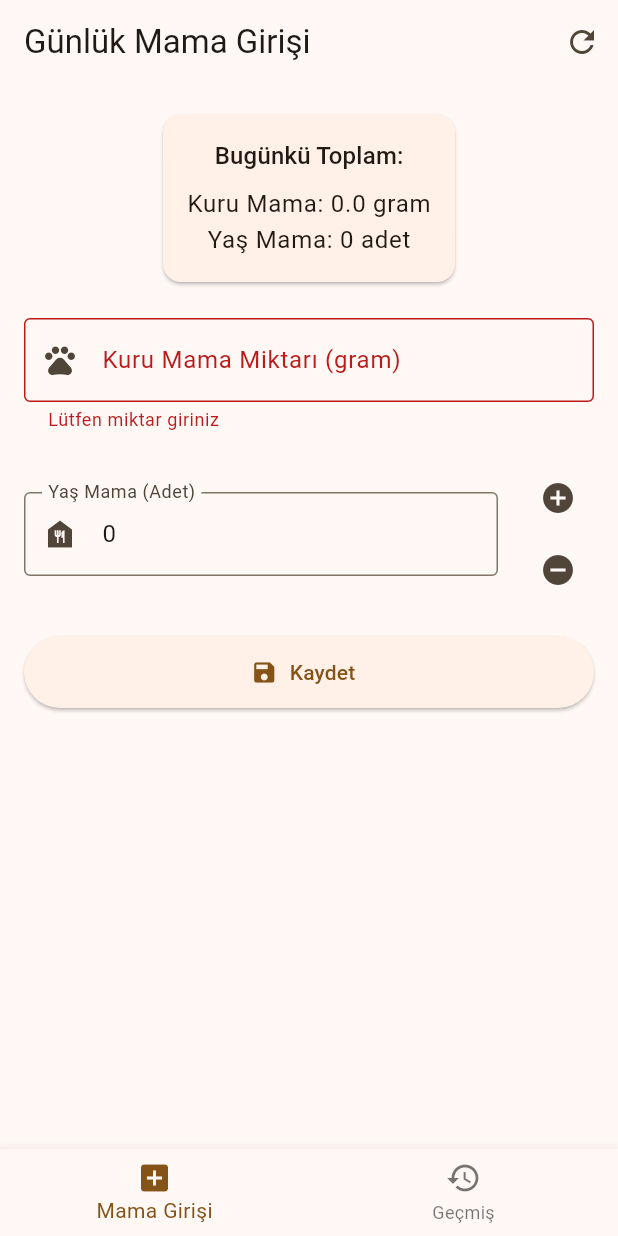
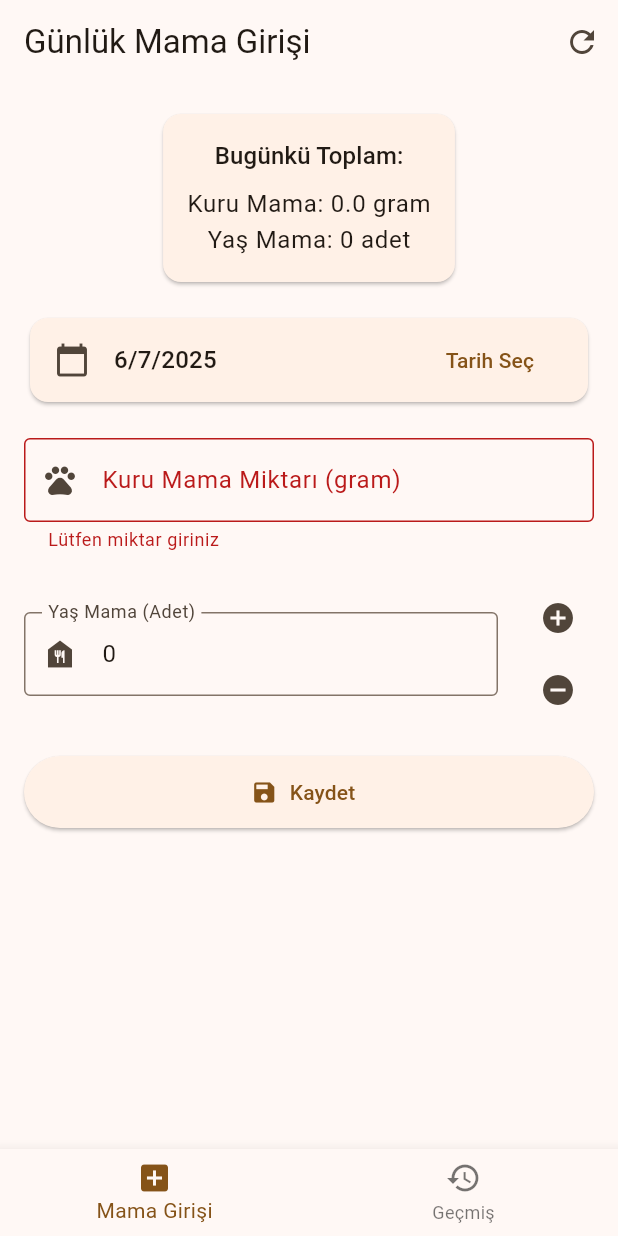
Before and after one commit to IsmailTosunTnyl/fat-cat-app, a Flutter app: the screen it shows after launch, after a tap on "Kaydet", on a phone screen of 412 x 824 dp. Run offline on Flutter 3.47's test engine with Material 3 defaults, Android fonts, the phone set to English and light mode, and no system bars; our stand-ins replace cloud_firestore, firebase_core, firebase_messaging, fl_chart, flutter_local_notifications; accounts and stored records are empty.

Commit message:
enhance Firebase service to support date selection for daily food summary

```diff
--- a/lib/main.dart
+++ b/lib/main.dart
@@ -1,6 +1,7 @@
 // lib/main.dart
 import 'package:flutter/material.dart';
 import 'package:firebase_core/firebase_core.dart';
+import 'package:flutter_localizations/flutter_localizations.dart';
 import 'screens/food_history_screen.dart';
 import 'screens/food_input_screen.dart';
 import 'services/notification_service.dart';
@@ -27,6 +28,16 @@ class MyApp extends StatelessWidget {
         colorScheme: ColorScheme.fromSeed(seedColor: Colors.orange),
         useMaterial3: true,
       ),
+      localizationsDelegates: const [
+        GlobalMaterialLocalizations.delegate,
+        GlobalWidgetsLocalizations.delegate,
+        GlobalCupertinoLocalizations.delegate,
+      ],
+      supportedLocales: const [
+        Locale('tr', 'TR'),
+        Locale('en', 'US'),
+      ],
+      locale: const Locale('tr', 'TR'),
       home: const MainScreen(),
     );
   }
--- a/lib/screens/food_input_screen.dart
+++ b/lib/screens/food_input_screen.dart
@@ -15,6 +15,7 @@ class _FoodInputScreenState extends State<FoodInputScreen> {
   final _dryFoodController = TextEditingController();
   final _wetFoodController = TextEditingController(text: "0");
   final _firebaseService = FirebaseService();
+  DateTime _selectedDate = DateTime.now();
 
   DailyFoodSummary? _todaySummary;
   bool _isLoading = true;
@@ -25,10 +26,27 @@ class _FoodInputScreenState extends State<FoodInputScreen> {
     _loadTodaySummary();
   }
 
+  Future<void> _selectDate(BuildContext context) async {
+    final DateTime now = DateTime.now();
+    final DateTime? picked = await showDatePicker(
+      context: context,
+      initialDate: _selectedDate,
+      firstDate: now.subtract(const Duration(days: 7)),
+      lastDate: now,
+      locale: const Locale('tr', 'TR'),
+    );
+    if (picked != null && picked != _selectedDate) {
+      setState(() {
+        _selectedDate = picked;
+      });
+      _loadTodaySummary();
+    }
+  }
+
   Future<void> _loadTodaySummary() async {
     setState(() => _isLoading = true);
     try {
-      final summary = await _firebaseService.getTodaySummary();
+      final summary = await _firebaseService.getTodaySummary(selectedDate: _selectedDate);
       setState(() {
         _todaySummary = summary;
         _isLoading = false;
@@ -125,6 +143,20 @@ class _FoodInputScreenState extends State<FoodInputScreen> {
             child: Column(
               children: [
                 _buildSummaryCard(),
+                const SizedBox(height: 16),
+                Card(
+                  child: ListTile(
+                    leading: const Icon(Icons.calendar_today),
+                    title: Text(
+                      '${_selectedDate.day}/${_selectedDate.month}/${_selectedDate.year}',
+                      style: Theme.of(context).textTheme.titleMedium,
+                    ),
+                    trailing: TextButton(
+                      onPressed: () => _selectDate(context),
+                      child: const Text('Tarih Seç'),
+                    ),
+                  ),
+                ),
                 const SizedBox(height: 20),
                 TextFormField(
                   controller: _dryFoodController,
@@ -213,7 +245,7 @@ class _FoodInputScreenState extends State<FoodInputScreen> {
       final wetCount = int.parse(_wetFoodController.value.text);
 
       final entry = FoodEntry(
-        date: DateTime.now(),
+        date: _selectedDate,
         dryFoodAmount: dryAmount,
         wetFoodCount: wetCount,
       );
@@ -225,6 +257,11 @@ class _FoodInputScreenState extends State<FoodInputScreen> {
           _dryFoodController.clear();
           _wetFoodController.text = "0";
         });
+        if (mounted) {
+          ScaffoldMessenger.of(context).showSnackBar(
+            const SnackBar(content: Text('Mama kaydı başarıyla eklendi')),
+          );
+        }
       } catch (e) {
         if (mounted) {
           ScaffoldMessenger.of(context).showSnackBar(
--- a/lib/services/firebase_service.dart
+++ b/lib/services/firebase_service.dart
@@ -92,30 +92,29 @@ class FirebaseService {
     }
   }
 
-  Future<DailyFoodSummary> getTodaySummary() async {
+  Future<DailyFoodSummary> getTodaySummary({DateTime? selectedDate}) async {
     try {
-      final now = DateTime.now();
-      final today = DateTime(now.year, now.month, now.day);
+      final queryDate = selectedDate ?? DateTime.now();
+      final startOfDay = DateTime(queryDate.year, queryDate.month, queryDate.day);
+      final endOfDay = DateTime(queryDate.year, queryDate.month, queryDate.day, 23, 59, 59);
 
       final QuerySnapshot snapshot = await _firestore
           .collection('food_entries')
-          .where('date', isGreaterThanOrEqualTo: today)
+          .where('date', isGreaterThanOrEqualTo: startOfDay)
+          .where('date', isLessThanOrEqualTo: endOfDay)
           .get();
 
-      double totalDryFood = 0;
-      int totalWetFood = 0;
+      final summaryBuilder = DailyFoodSummaryBuilder(dateTime: startOfDay);
 
       for (var doc in snapshot.docs) {
         final data = doc.data() as Map<String, dynamic>;
-        totalDryFood += data['dry_food_amount'].toDouble();
-        totalWetFood += data['wet_food_count'] as int;
+        summaryBuilder.addEntry(
+          data['dry_food_amount'].toDouble(),
+          data['wet_food_count'] as int,
+        );
       }
 
-      return DailyFoodSummary(
-        dateTime: today,
-        totalDryFoodGrams: totalDryFood,
-        totalWetFoodCount: totalWetFood,
-      );
+      return summaryBuilder.build();
     } catch (e) {
       throw Exception('Firebase error: $e');
     }
--- a/pubspec.yaml
+++ b/pubspec.yaml
@@ -29,6 +29,8 @@ environment:
 # versions available, run `flutter pub outdated`.
 dependencies:
   flutter:
+    sdk: flutter
+  flutter_localizations:
     sdk: flutter
 
   # The following adds the Cupertino Icons font to your application.
```
Also changed, not shown: pubspec.lock.
